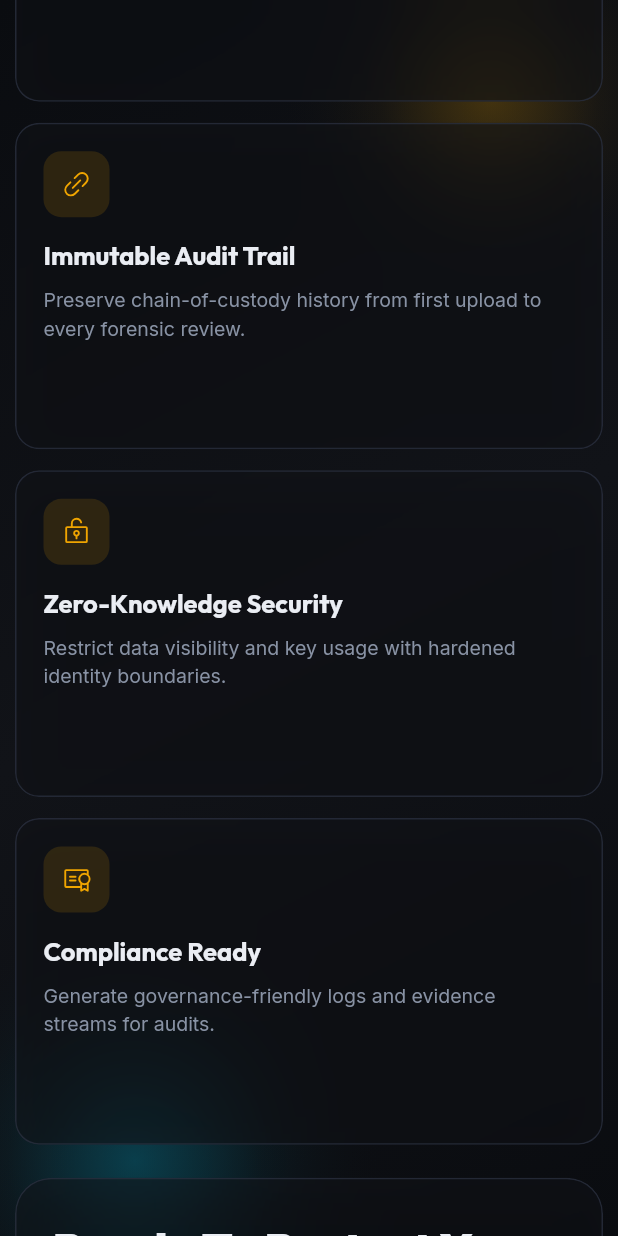
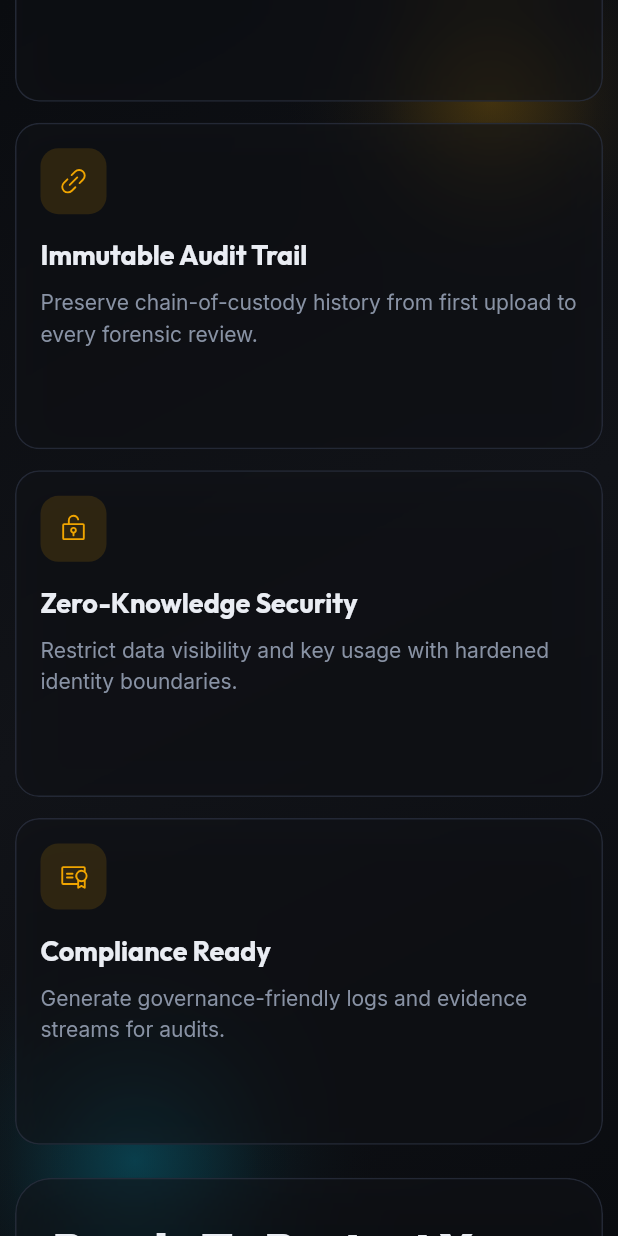
Before and after one commit to harshalnnpednekar/Digital-Asset-Protection, a Flutter app: the screen it shows after launch, scrolled down 1728 dp, on a phone screen of 412 x 824 dp. Run offline on Flutter 3.47's test engine with Material 3 defaults, Android fonts, the phone set to English and light mode, and no system bars; drawn by our look-alikes of flutter_animate; our stand-ins replace cloud_firestore, dio, file_picker, firebase_auth, firebase_core, firebase_storage and 5 more; missing offline and left inert: graphview; accounts and stored records are empty.

Commit message:
Fix. Landing page

```diff
--- a/lib/features/landing/landing_screen.dart
+++ b/lib/features/landing/landing_screen.dart
@@ -27,8 +27,6 @@ class LandingScreen extends StatelessWidget {
   @override
   Widget build(BuildContext context) {
     final c = context.colors;
-    final pageWidth = MediaQuery.of(context).size.width;
-    final valueSize = _fluidType(pageWidth, min: 26, max: 36, base: 1400);
 
     return Scaffold(
       backgroundColor: c.bgPrimary,
@@ -639,6 +637,11 @@ class _FeatureGrid extends StatelessWidget {
                 : width > 700
                     ? 2
                     : 1;
+            final cardAspectRatio = crossAxisCount == 4
+                ? 1.55
+                : crossAxisCount == 2
+                    ? 1.4
+                    : 1.8;
             return GridView.builder(
               shrinkWrap: true,
               physics: const NeverScrollableScrollPhysics(),
@@ -647,13 +650,13 @@ class _FeatureGrid extends StatelessWidget {
                 crossAxisCount: crossAxisCount,
                 mainAxisSpacing: 14,
                 crossAxisSpacing: 14,
-                childAspectRatio: crossAxisCount == 1 ? 1.8 : 1.14,
+                childAspectRatio: cardAspectRatio,
               ),
               itemBuilder: (_, i) {
                 final item = features[i];
                 return _GlassShell(
                   radius: 16,
-                  padding: const EdgeInsets.all(18),
+                  padding: const EdgeInsets.all(16),
                   child: Column(
                     crossAxisAlignment: CrossAxisAlignment.start,
                     children: [
@@ -671,7 +674,7 @@ class _FeatureGrid extends StatelessWidget {
                       Text(
                         item.title,
                         style: AppTextStyles.display(
-                          size: 17,
+                          size: 18,
                           weight: FontWeight.w700,
                           color: c.textPrimary,
                         ),
@@ -680,8 +683,8 @@ class _FeatureGrid extends StatelessWidget {
                       Text(
                         item.desc,
                         style: AppTextStyles.body(
-                          size: 13,
-                          height: 1.45,
+                          size: 14,
+                          height: 1.5,
                           color: c.textSecondary,
                         ),
                       ),
@@ -707,14 +710,20 @@ class _CtaBand extends StatelessWidget {
     return _GlassShell(
       radius: 24,
       padding: const EdgeInsets.all(24),
-      child: Wrap(
+      child: LayoutBuilder(
+        builder: (context, constraints) {
+          final maxTextWidth = constraints.maxWidth >= 980
+              ? constraints.maxWidth * 0.62
+              : constraints.maxWidth;
+
+          return Wrap(
             alignment: WrapAlignment.spaceBetween,
             crossAxisAlignment: WrapCrossAlignment.center,
             runSpacing: 18,
             spacing: 18,
             children: [
               SizedBox(
-            width: 620,
+                width: maxTextWidth,
                 child: Column(
                   crossAxisAlignment: CrossAxisAlignment.start,
                   children: [
@@ -729,7 +738,8 @@ class _CtaBand extends StatelessWidget {
                     const SizedBox(height: 8),
                     Text(
                       'Start your secure workspace and begin monitoring high-risk asset activity in minutes.',
-                  style: AppTextStyles.body(size: 15, color: c.textSecondary),
+                      style:
+                          AppTextStyles.body(size: 15, color: c.textSecondary),
                     ),
                   ],
                 ),
@@ -741,7 +751,8 @@ class _CtaBand extends StatelessWidget {
                   foregroundColor: AppColors.textOnAmber,
                   shape: RoundedRectangleBorder(
                       borderRadius: BorderRadius.circular(14)),
-              padding: const EdgeInsets.symmetric(horizontal: 24, vertical: 14),
+                  padding:
+                      const EdgeInsets.symmetric(horizontal: 24, vertical: 14),
                 ),
                 icon: Icon(PhosphorIcons.lockSimple()),
                 label: Text(
@@ -754,6 +765,8 @@ class _CtaBand extends StatelessWidget {
                 ),
               ),
             ],
+          );
+        },
       ),
     ).animate().fadeIn(delay: 580.ms);
   }
```
Lines whose indentation alone changed are shown as unchanged.
